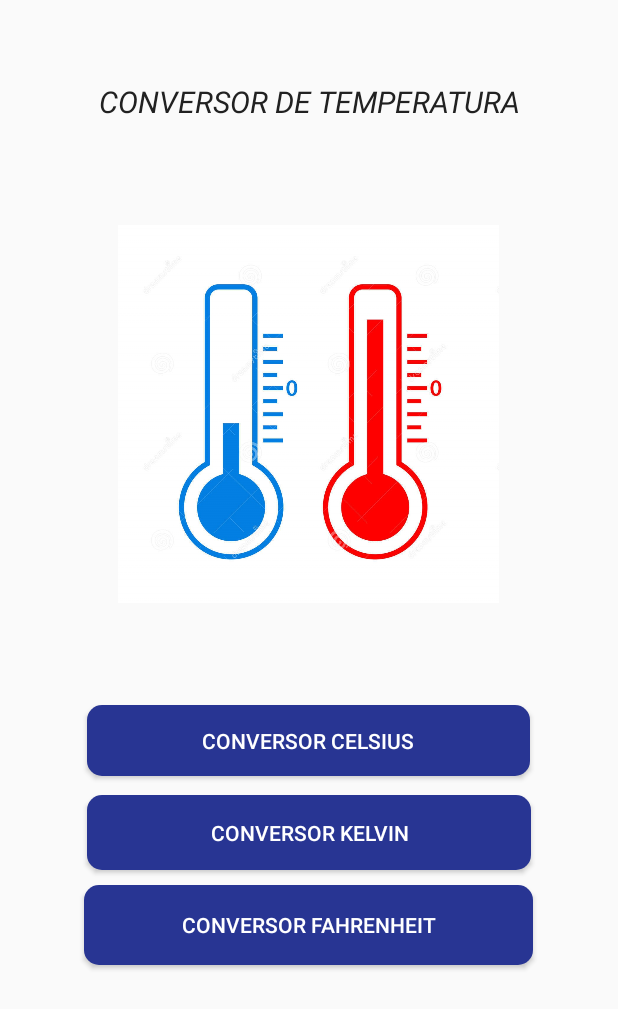
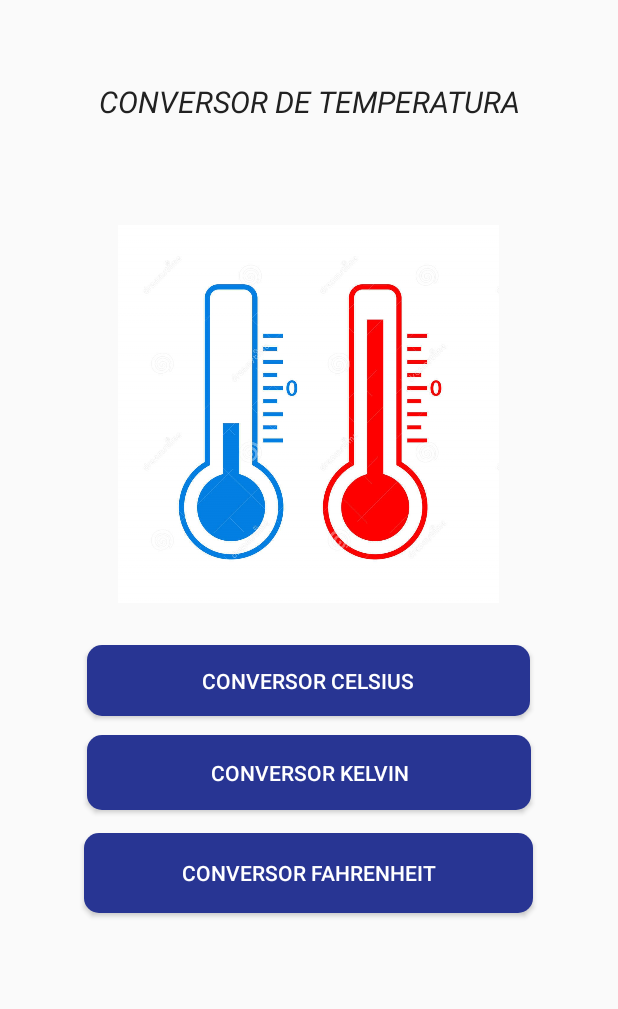
Before and after one commit to Henryxavierb/Conversor_Temp, an Android app: the screen it shows after launch (MainActivity), on a phone screen of 412 x 824 dp. Shown: the top 1009 px of the screen. Run offline under Robolectric (Android 15) with nearby library versions, the phone set to English and light mode, and no system bars.

Commit message:
change file .mp3 and insert scroll layout

```diff
--- a/app/src/main/java/com/example/conversor/MainActivity.java
+++ b/app/src/main/java/com/example/conversor/MainActivity.java
@@ -18,7 +18,7 @@
         Button graus  = findViewById(R.id.tela2);
         Button kelvin  = findViewById(R.id.tela3);
         Button fahrenheit  = findViewById(R.id.tela4);
-        final MediaPlayer mp = MediaPlayer.create(this, R.raw.sound);
+        final MediaPlayer mp = MediaPlayer.create(this, R.raw.sound_button);
 
         graus.setOnClickListener(new View.OnClickListener() {
             @Override
--- a/app/src/main/res/layout/activity_main.xml
+++ b/app/src/main/res/layout/activity_main.xml
@@ -1,10 +1,14 @@
 <?xml version="1.0" encoding="utf-8"?>
-<RelativeLayout xmlns:android="http://schemas.android.com/apk/res/android"
+<ScrollView xmlns:android="http://schemas.android.com/apk/res/android"
     xmlns:app="http://schemas.android.com/apk/res-auto"
     xmlns:tools="http://schemas.android.com/tools"
     android:layout_width="match_parent"
     android:layout_height="match_parent"
     tools:context=".MainActivity">
+
+    <RelativeLayout
+        android:layout_width="match_parent"
+        android:layout_height="match_parent">
 
         <TextView
             android:id="@+id/textView"
@@ -41,7 +45,7 @@
             style="@style/Widget.AppCompat.Button.Colored"
             android:layout_width="295dp"
             android:layout_height="47dp"
-        android:layout_marginTop="470dp"
+            android:layout_marginTop="430dp"
             android:layout_centerHorizontal="true"
             android:layout_marginBottom="8dp"
             android:background="@drawable/next_button"
@@ -59,7 +63,7 @@
             style="@style/Widget.AppCompat.Button.Colored"
             android:layout_width="296dp"
             android:layout_height="50dp"
-        android:layout_marginTop="530dp"
+            android:layout_marginTop="490dp"
             android:layout_marginBottom="8dp"
             android:layout_centerHorizontal="true"
             android:background="@drawable/next_button"
@@ -77,7 +81,7 @@
             style="@style/Widget.AppCompat.Button.Colored"
             android:layout_width="299dp"
             android:layout_height="53dp"
-        android:layout_marginTop="590dp"
+            android:layout_marginTop="555dp"
             android:layout_centerHorizontal="true"
             android:layout_marginBottom="8dp"
             android:background="@drawable/next_button"
@@ -89,5 +93,6 @@
             app:layout_constraintStart_toStartOf="parent"
             app:layout_constraintTop_toTopOf="parent"
             app:layout_constraintVertical_bias="0.916" />
+    </RelativeLayout>
 
-</RelativeLayout>
+</ScrollView>
```
Also changed, not shown: 2 other files. Lines whose indentation alone changed are shown as unchanged.
